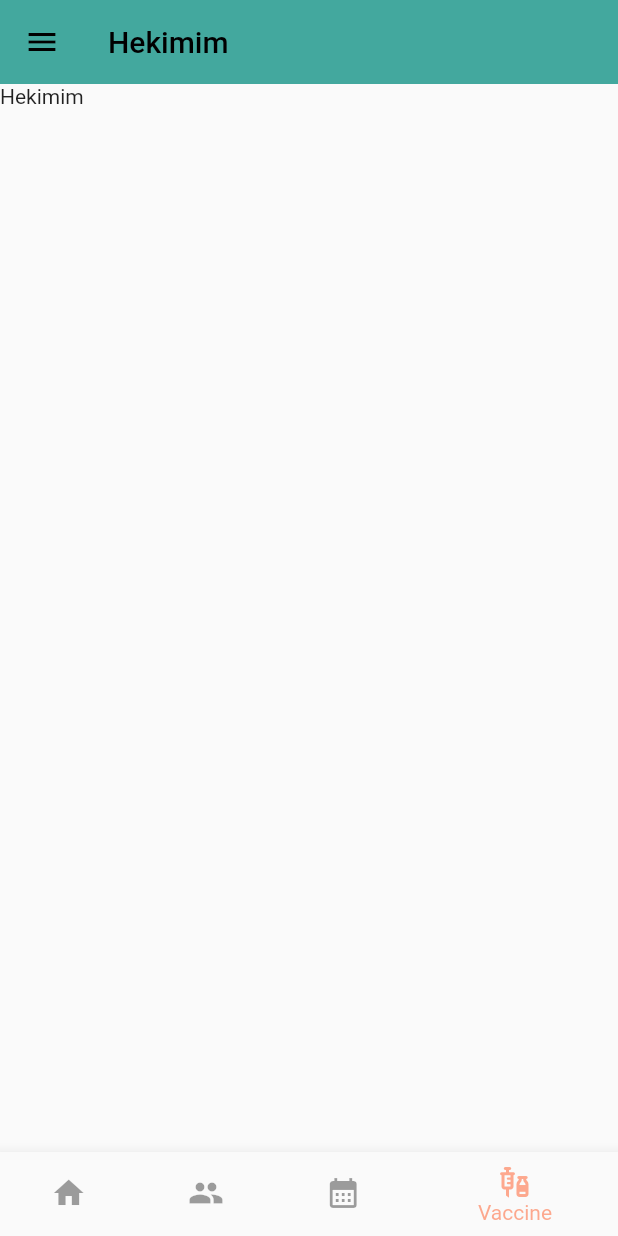
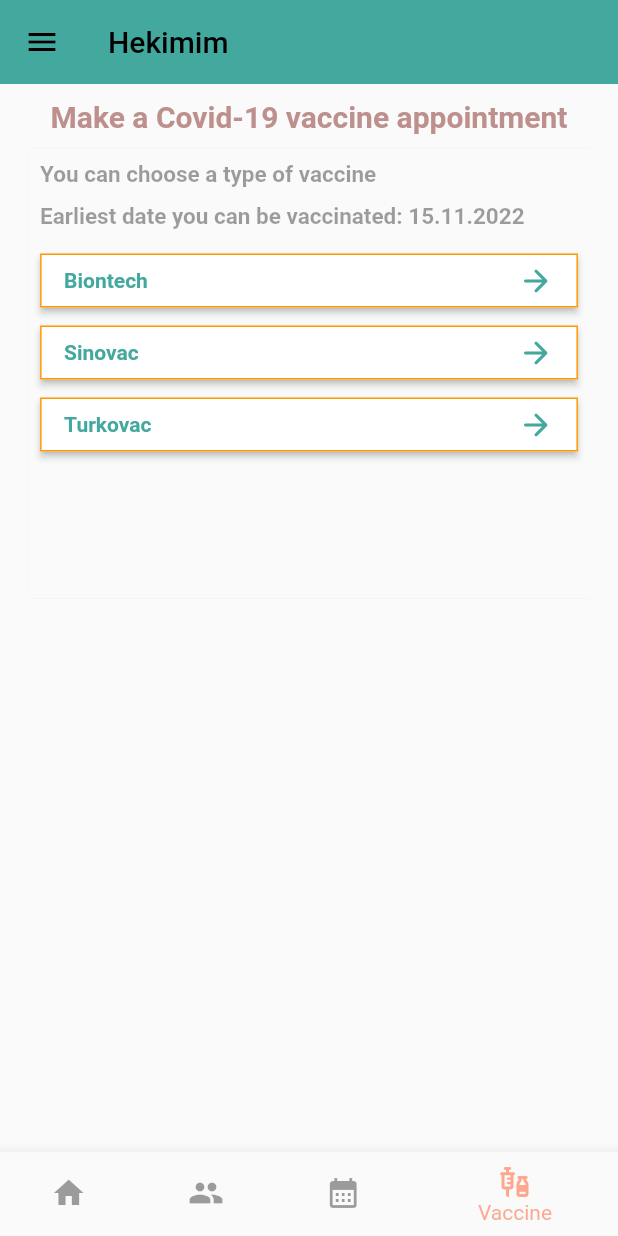
Before and after one commit to tutunamayanlar2021/aile_hekimligi_uygulamasi, a Flutter app: the HomeView screen opened directly, item 4 of the bottom bar chosen, on a phone screen of 412 x 824 dp. Run offline on Flutter 3.47's test engine with Material 2 defaults, Android fonts, the phone set to English and light mode, and no system bars; our stand-ins replace dio, email_validator, firebase_auth, firebase_core; accounts and stored records are empty; network calls fail.

Commit message:
vaccine page almost done

```diff
--- a/lib/constants/color_constant.dart
+++ b/lib/constants/color_constant.dart
@@ -14,4 +14,5 @@
   final coffeBrown = const Color(0xffA85832);
   final blackSkin = const Color(0xffBD908E);
   final red = Color.fromARGB(255, 167, 18, 11);
+  final white = Color.fromARGB(255, 255, 255, 255);
 }
--- a/lib/constants/style_constant.dart
+++ b/lib/constants/style_constant.dart
@@ -35,4 +35,6 @@
       fontSize: 18,
       fontWeight: FontWeight.bold,
       color: ColorConstants.instance.blackSkin);
+  final sHeaderBlack = TextStyle(
+      fontSize: 15, fontWeight: FontWeight.bold, color: Colors.black38);
 }
--- a/lib/view/appointment/appointment_view.dart
+++ b/lib/view/appointment/appointment_view.dart
@@ -95,9 +95,9 @@
                             BoxShadow(
                               color: ColorConstants.instance.flower
                                   .withOpacity(.1),
-                              //  blurRadius: 30,
+                              //blurRadius: 10,
                               spreadRadius: 1,
-                              offset: const Offset(10, -1),
+                              offset: const Offset(2, -1),
                             )
                           ]),
                       child: ListTile(
--- a/lib/view/home/home_view.dart
+++ b/lib/view/home/home_view.dart
@@ -1,6 +1,7 @@
 import 'package:aile_hekimligi_uygulamasi/view/appointment/appointment_view.dart';
 import 'package:aile_hekimligi_uygulamasi/view/doctor/doctor_view.dart';
 import 'package:aile_hekimligi_uygulamasi/view/news_view.dart';
+import 'package:aile_hekimligi_uygulamasi/view/vaccine/vaccine_view.dart';
 import 'package:flutter/material.dart';
 import 'package:url_launcher/url_launcher_string.dart';
 import '../../constants/color_constant.dart';
@@ -30,7 +31,7 @@
       const NewsView(),
       const DoctorView(),
       const ApponintmentView(),
-      const Text("Hekimim"),
+      const Vaccine(),
     ];
 
     return Scaffold(
--- a/lib/view/home/user_detail_view.dart
+++ b/lib/view/home/user_detail_view.dart
@@ -15,8 +15,6 @@
 
 class _UserViewState extends State<UserView> {
   late FirebaseAuth auth;
-  late String _email = "";
-  late String _password = "";
 
   @override
   void initState() {
--- /dev/null
+++ b/lib/view/vaccine/vaccine_view.dart
@@ -0,0 +1,86 @@
+import 'package:aile_hekimligi_uygulamasi/constants/color_constant.dart';
+import 'package:aile_hekimligi_uygulamasi/constants/style_constant.dart';
+import 'package:flutter/cupertino.dart';
+import 'package:flutter/material.dart';
+import 'package:flutter/rendering.dart';
+
+class Vaccine extends StatefulWidget {
+  const Vaccine({super.key});
+
+  @override
+  State<Vaccine> createState() => _VaccineState();
+}
+
+class _VaccineState extends State<Vaccine> {
+  @override
+  Widget build(BuildContext context) {
+    double displayWidth = MediaQuery.of(context).size.width;
+    double displayHeight = MediaQuery.of(context).size.height;
+    return Column(
+      children: [
+        SizedBox(
+          height: 10,
+        ),
+        Text(
+          "Make a Covid-19 vaccine appointment",
+          style: StyleConstants().sHeaderBrown,
+        ),
+        SizedBox(height: 10),
+        Center(
+          child: Container(
+            height: 300,
+            width: displayWidth / 1.1,
+            decoration: BoxDecoration(
+                // borderRadius: BorderRadius.circular(30),
+                color: Theme.of(context).scaffoldBackgroundColor,
+                boxShadow: [
+                  BoxShadow(
+                    color: ColorConstants.instance.flower.withOpacity(.2),
+                    //blurRadius: 10,
+                  )
+                ]),
+            child: Padding(
+              padding: const EdgeInsets.all(8.0),
+              child: Column(
+                crossAxisAlignment: CrossAxisAlignment.start,
+                children: [
+                  Text("You can choose a type of vaccine",
+                      style: StyleConstants().sHeaderBlack),
+                  SizedBox(height: 10),
+                  Text(
+                    "Earliest date you can be vaccinated: ${DateTime.now().day}.${DateTime.now().month}.${DateTime.now().year}",
+                    style: StyleConstants().sHeaderBlack,
+                  ),
+                  SizedBox(height: 10),
+                  vaccineButtonWidget("Biontech"),
+                  vaccineButtonWidget("Sinovac"),
+                  vaccineButtonWidget("Turkovac"),
+                  SizedBox(height: 10),
+                ],
+              ),
+            ),
+          ),
+        ),
+      ],
+    );
+  }
+
+  MaterialButton vaccineButtonWidget(String vaccineName) {
+    return MaterialButton(
+      elevation: 2,
+      color: Colors.white,
+      shape: Border.all(color: Colors.orange),
+      onPressed: () {},
+      child: Row(mainAxisAlignment: MainAxisAlignment.spaceBetween, children: [
+        Text(
+          vaccineName,
+          style: StyleConstants().sbTitle,
+        ),
+        Icon(
+          Icons.arrow_forward_rounded,
+          color: ColorConstants.instance.flower,
+        )
+      ]),
+    );
+  }
+}
```
